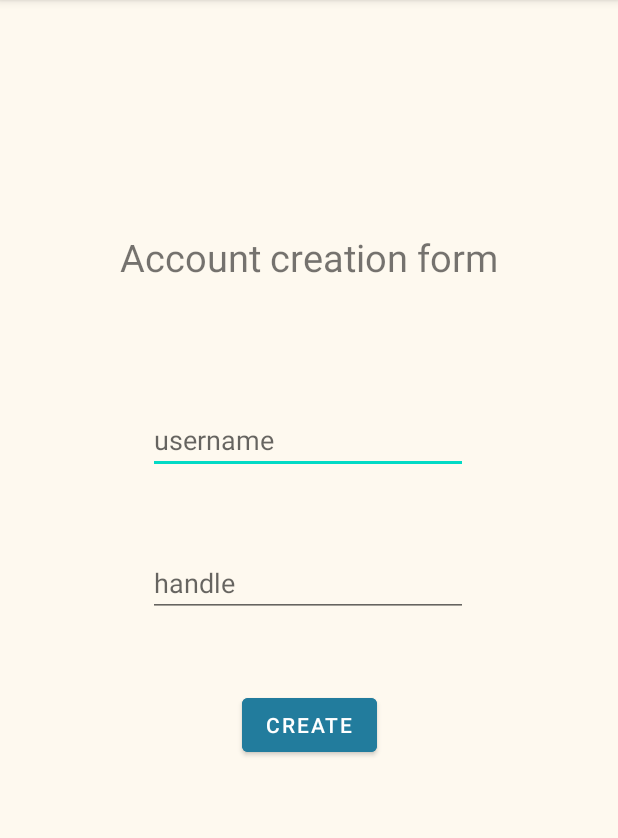
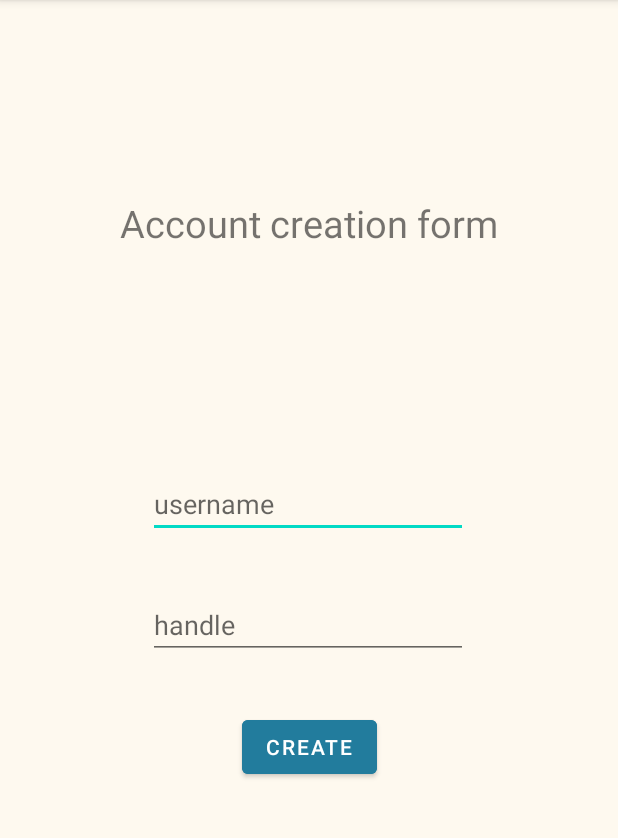
Before and after one commit to MaximeZmt/SDP_2022-Vibester, an Android app: the CreateProfileActivity screen opened directly, with no data from a screen before it, on a phone screen of 412 x 824 dp, the part 84-922 px from its top. Run offline under Robolectric (Android 15) with nearby library versions, the phone set to English and light mode, and no system bars; our stand-ins replace Dagger/Hilt's generated code, Firebase (no records; nobody signed in at launch, a user with empty details on screens opened directly); 1 statement that could not run was skipped.

```diff
--- a/app/src/main/res/layout/activity_create_profile.xml
+++ b/app/src/main/res/layout/activity_create_profile.xml
@@ -19,7 +19,7 @@
         app:layout_constraintEnd_toEndOf="parent"
         app:layout_constraintHorizontal_bias="0.497"
         app:layout_constraintStart_toStartOf="parent"
-        app:layout_constraintTop_toBottomOf="@+id/textView2"
+        app:layout_constraintTop_toBottomOf="@+id/AccountCreationText"
         app:layout_constraintVertical_bias="0.59000003"
         tools:ignore="TouchTargetSizeCheck" />
 
@@ -39,14 +39,14 @@
         tools:ignore="TouchTargetSizeCheck" />
 
     <TextView
-        android:id="@+id/textView2"
+        android:id="@+id/AccountCreationText"
         android:layout_width="wrap_content"
         android:layout_height="wrap_content"
-        android:layout_marginTop="143dp"
-        android:layout_marginBottom="569dp"
+        android:layout_marginTop="129dp"
+        android:layout_marginBottom="79dp"
         android:text="@string/AccCreation"
         android:textSize="25sp"
-        app:layout_constraintBottom_toBottomOf="parent"
+        app:layout_constraintBottom_toTopOf="@+id/accountUsername"
         app:layout_constraintEnd_toEndOf="parent"
         app:layout_constraintStart_toStartOf="parent"
         app:layout_constraintTop_toTopOf="parent" />
```
Also changed, not shown: app/src/main/java/ch/sdp/vibester/activity/AuthenticationActivity.kt (+7 -0 lines), app/src/main/java/ch/sdp/vibester/database/UsersRepo.kt (+15 -8 lines), 3 other files.
